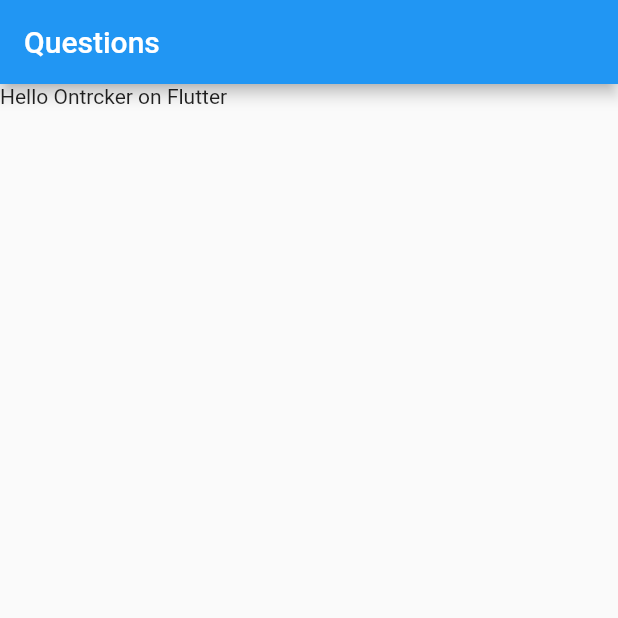
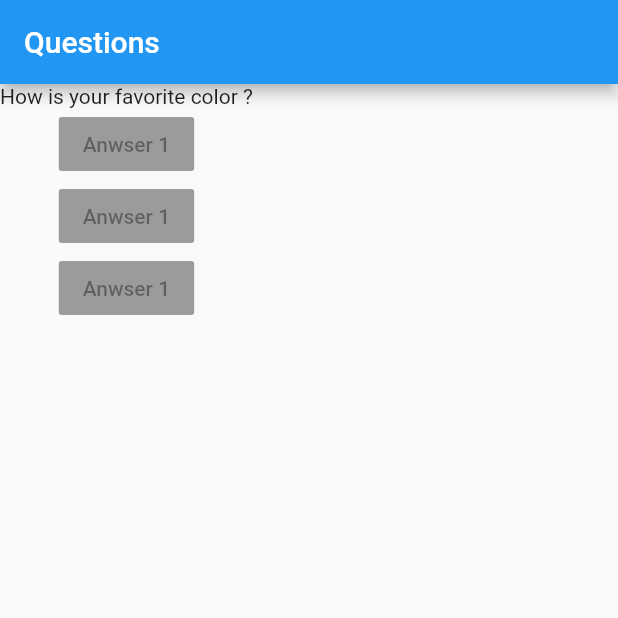
Before and after one commit to robsonoduarte/learn-flutter, a Flutter app: the screen it shows after launch, on a phone screen of 412 x 824 dp, the top half of it. Run offline on Flutter 3.47's test engine with Material 2 defaults, Android fonts, the light colour scheme and no system bars.

Commit message:
add some widegts

```diff
--- a/flutter-curse/flutter_basic/lib/main.dart
+++ b/flutter-curse/flutter_basic/lib/main.dart
@@ -5,11 +5,32 @@ main() => runApp(QuestionApp());
 class QuestionApp extends StatelessWidget{
   @override
   Widget build(BuildContext context) {
+    final questions = [
+      'How is your favorite color ?',
+      'How is your favorite pet ?',
+    ];
+
     return MaterialApp(
       home: Scaffold(
         appBar: AppBar(
           title: Text('Questions'),
-        ),body: Text("Hello Ontrcker on Flutter"),
+        ),body: Column(
+          children: <Widget>[
+            Text(questions[0]),
+            RaisedButton(
+              child: Text('Anwser 1'),
+              onPressed: null,
+            ),
+            RaisedButton(
+              child: Text('Anwser 1'),
+              onPressed: null,
+            ),
+            RaisedButton(
+              child: Text('Anwser 1'),
+              onPressed: null,
+            ),
+          ],
+        ),
       )
     );
   }
```
